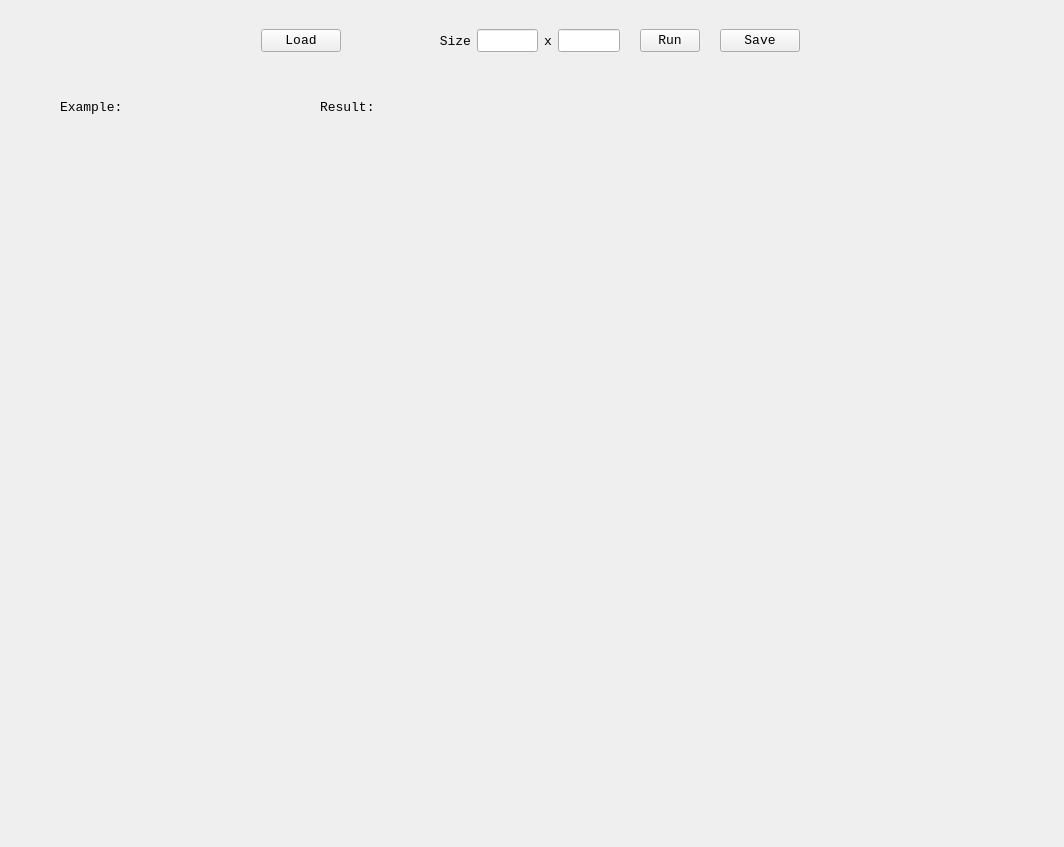
Before: the Qt Designer form src/ui/TexSyn.ui in LumiOwO/TexSyn, drawn with Qt 5.
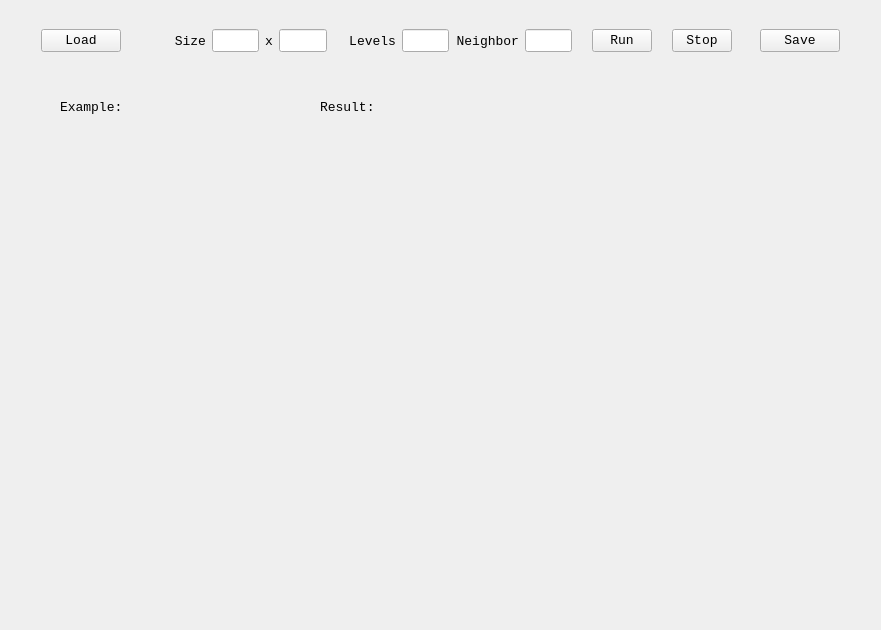
After: the same form once the commit is applied.

```diff
--- a/src/ui/TexSyn.ui
+++ b/src/ui/TexSyn.ui
@@ -6,8 +6,8 @@
    <rect>
     <x>0</x>
     <y>0</y>
-    <width>1064</width>
-    <height>847</height>
+    <width>881</width>
+    <height>630</height>
    </rect>
   </property>
   <property name="font">
@@ -23,13 +23,13 @@
    <widget class="QWidget" name="horizontalLayoutWidget">
     <property name="geometry">
      <rect>
-      <x>250</x>
+      <x>30</x>
       <y>10</y>
-      <width>561</width>
+      <width>821</width>
       <height>62</height>
      </rect>
     </property>
-    <layout class="QHBoxLayout" name="horizontalLayout" stretch="3,6,3,0,3,0,3,0,3">
+    <layout class="QHBoxLayout" name="horizontalLayout" stretch="3,5,3,0,3,4,3,4,3,0,3,0,0,0,3">
      <item>
       <widget class="QPushButton" name="loadButton">
        <property name="minimumSize">
@@ -78,6 +78,32 @@
      <item>
       <widget class="QLineEdit" name="heightEdit"/>
      </item>
+     <item>
+      <widget class="QLabel" name="label_7">
+       <property name="text">
+        <string>Levels</string>
+       </property>
+       <property name="alignment">
+        <set>Qt::AlignRight|Qt::AlignTrailing|Qt::AlignVCenter</set>
+       </property>
+      </widget>
+     </item>
+     <item>
+      <widget class="QLineEdit" name="kLevelEdit"/>
+     </item>
+     <item>
+      <widget class="QLabel" name="label_8">
+       <property name="text">
+        <string>Neighbor</string>
+       </property>
+       <property name="alignment">
+        <set>Qt::AlignRight|Qt::AlignTrailing|Qt::AlignVCenter</set>
+       </property>
+      </widget>
+     </item>
+     <item>
+      <widget class="QLineEdit" name="neighborEdit"/>
+     </item>
      <item>
       <widget class="QLabel" name="label_4">
        <property name="text">
@@ -104,10 +130,36 @@
        </property>
       </widget>
      </item>
+     <item>
+      <widget class="QLabel" name="label_9">
+       <property name="text">
+        <string> </string>
+       </property>
+      </widget>
+     </item>
+     <item>
+      <widget class="QPushButton" name="stopButton">
+       <property name="minimumSize">
+        <size>
+         <width>60</width>
+         <height>0</height>
+        </size>
+       </property>
+       <property name="maximumSize">
+        <size>
+         <width>60</width>
+         <height>16777215</height>
+        </size>
+       </property>
+       <property name="text">
+        <string>Stop</string>
+       </property>
+      </widget>
+     </item>
      <item>
       <widget class="QLabel" name="label_3">
        <property name="text">
-        <string/>
+        <string>  </string>
        </property>
       </widget>
      </item>
@@ -137,15 +189,15 @@
      <rect>
       <x>370</x>
       <y>140</y>
-      <width>650</width>
-      <height>650</height>
+      <width>400</width>
+      <height>400</height>
      </rect>
     </property>
     <property name="text">
      <string/>
     </property>
     <property name="alignment">
-     <set>Qt::AlignCenter</set>
+     <set>Qt::AlignLeading|Qt::AlignLeft|Qt::AlignTop</set>
     </property>
    </widget>
    <widget class="QLabel" name="label_5">
```
Left out of the diff: 58 changed lines with no effect on the pictures.
